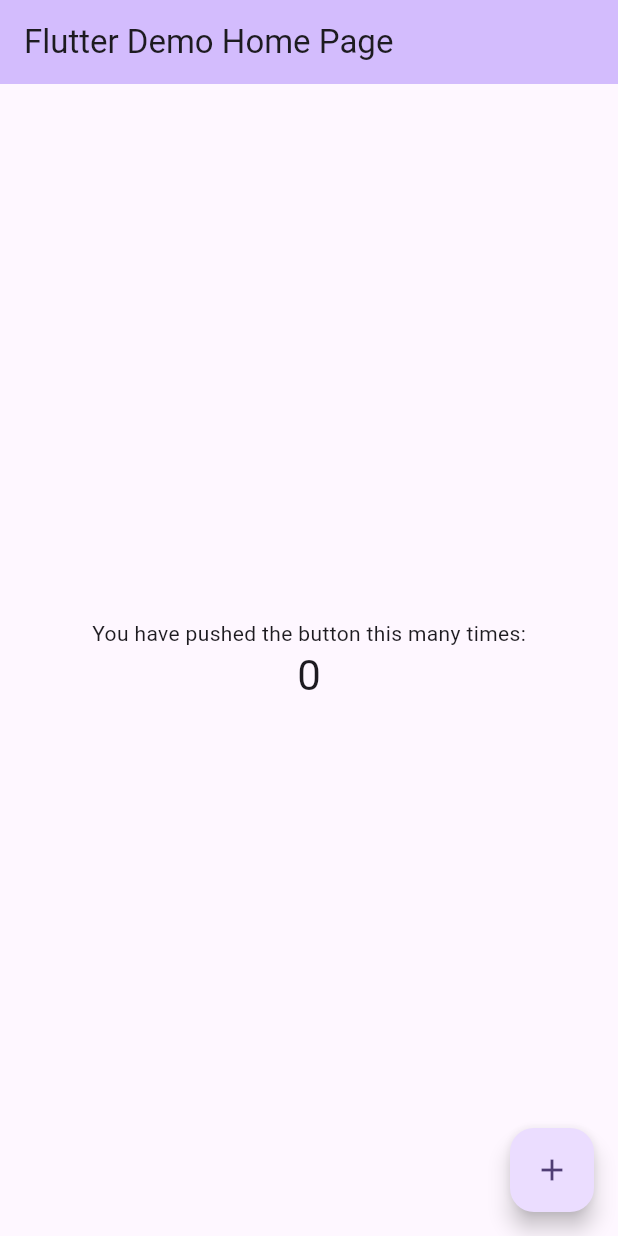
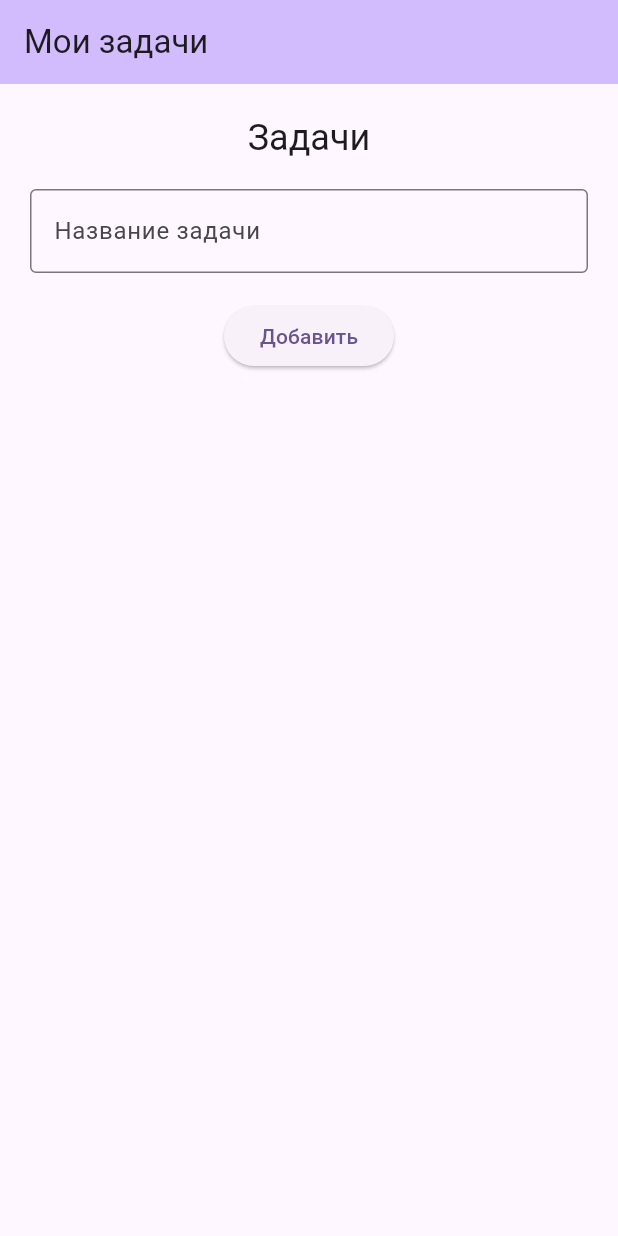
Before and after one commit to Ridje/flutter_hw_3, a Flutter app: the screen it shows after launch, on a phone screen of 412 x 824 dp. Run offline on Flutter 3.47's test engine with Material 3 defaults, Android fonts, the phone set to English and light mode, and no system bars; our stand-ins replace flutter_bloc.

Commit message:
hw_3: tasks tracker

```diff
--- a/lib/main.dart
+++ b/lib/main.dart
@@ -1,4 +1,11 @@
 import 'package:flutter/material.dart';
+import 'package:flutter_hw_3/tasks/state/task_event.dart';
+import 'package:flutter_hw_3/tasks/widget/task_add_save_button.dart';
+import 'package:flutter_hw_3/tasks/widget/task_name_text_field.dart';
+import 'package:flutter_hw_3/tasks/widget/task_list.dart';
+import 'package:flutter_hw_3/tasks/state/task_state.dart';
+import 'package:flutter_bloc/flutter_bloc.dart';
+import 'package:flutter_hw_3/tasks/widget/task_title.dart';
 
 void main() {
   runApp(const MyApp());
@@ -7,119 +14,59 @@ void main() {
 class MyApp extends StatelessWidget {
   const MyApp({super.key});
 
-  // This widget is the root of your application.
   @override
   Widget build(BuildContext context) {
     return MaterialApp(
-      title: 'Flutter Demo',
+      title: 'Tasks tracker application',
       theme: ThemeData(
-        // This is the theme of your application.
-        //
-        // TRY THIS: Try running your application with "flutter run". You'll see
-        // the application has a purple toolbar. Then, without quitting the app,
-        // try changing the seedColor in the colorScheme below to Colors.green
-        // and then invoke "hot reload" (save your changes or press the "hot
-        // reload" button in a Flutter-supported IDE, or press "r" if you used
-        // the command line to start the app).
-        //
-        // Notice that the counter didn't reset back to zero; the application
-        // state is not lost during the reload. To reset the state, use hot
-        // restart instead.
-        //
-        // This works for code too, not just values: Most code changes can be
-        // tested with just a hot reload.
         colorScheme: ColorScheme.fromSeed(seedColor: Colors.deepPurple),
         useMaterial3: true,
       ),
-      home: const MyHomePage(title: 'Flutter Demo Home Page'),
+      home: const MyHomePage(),
     );
   }
 }
 
-class MyHomePage extends StatefulWidget {
-  const MyHomePage({super.key, required this.title});
+class MyHomePage extends StatelessWidget {
+  const MyHomePage({super.key});
 
-  // This widget is the home page of your application. It is stateful, meaning
-  // that it has a State object (defined below) that contains fields that affect
-  // how it looks.
+  void _handleButtonPress(BuildContext context) {
+    final taskBloc = context.read<TasksBloc>();
 
-  // This class is the configuration for the state. It holds the values (in this
-  // case the title) provided by the parent (in this case the App widget) and
-  // used by the build method of the State. Fields in a Widget subclass are
-  // always marked "final".
-
-  final String title;
-
-  @override
-  State<MyHomePage> createState() => _MyHomePageState();
-}
-
-class _MyHomePageState extends State<MyHomePage> {
-  int _counter = 0;
-
-  void _incrementCounter() {
-    setState(() {
-      // This call to setState tells the Flutter framework that something has
-      // changed in this State, which causes it to rerun the build method below
-      // so that the display can reflect the updated values. If we changed
-      // _counter without calling setState(), then the build method would not be
-      // called again, and so nothing would appear to happen.
-      _counter++;
-    });
+    if (taskBloc.state.edit == null) {
+      taskBloc.add(AddTask());
+    } else {
+      taskBloc.add(SaveTask());
+    }
   }
 
   @override
   Widget build(BuildContext context) {
-    // This method is rerun every time setState is called, for instance as done
-    // by the _incrementCounter method above.
-    //
-    // The Flutter framework has been optimized to make rerunning build methods
-    // fast, so that you can just rebuild anything that needs updating rather
-    // than having to individually change instances of widgets.
-    return Scaffold(
-      appBar: AppBar(
-        // TRY THIS: Try changing the color here to a specific color (to
-        // Colors.amber, perhaps?) and trigger a hot reload to see the AppBar
-        // change color while the other colors stay the same.
-        backgroundColor: Theme.of(context).colorScheme.inversePrimary,
-        // Here we take the value from the MyHomePage object that was created by
-        // the App.build method, and use it to set our appbar title.
-        title: Text(widget.title),
-      ),
-      body: Center(
-        // Center is a layout widget. It takes a single child and positions it
-        // in the middle of the parent.
-        child: Column(
-          // Column is also a layout widget. It takes a list of children and
-          // arranges them vertically. By default, it sizes itself to fit its
-          // children horizontally, and tries to be as tall as its parent.
-          //
-          // Column has various properties to control how it sizes itself and
-          // how it positions its children. Here we use mainAxisAlignment to
-          // center the children vertically; the main axis here is the vertical
-          // axis because Columns are vertical (the cross axis would be
-          // horizontal).
-          //
-          // TRY THIS: Invoke "debug painting" (choose the "Toggle Debug Paint"
-          // action in the IDE, or press "p" in the console), to see the
-          // wireframe for each widget.
-          mainAxisAlignment: MainAxisAlignment.center,
-          children: <Widget>[
-            const Text(
-              'You have pushed the button this many times:',
+    return BlocProvider(
+      create: (_) => TasksBloc(),
+      child: Scaffold(
+        appBar: AppBar(
+          backgroundColor: Theme.of(context).colorScheme.inversePrimary,
+          title: const Text("Мои задачи"),
+        ),
+        body: BlocBuilder<TasksBloc, TasksState>(
+          builder: (context, state) => Container(
+            padding: const EdgeInsets.symmetric(horizontal: 20, vertical: 20),
+            child: Column(
+              crossAxisAlignment: CrossAxisAlignment.center,
+              children: [
+                const TasksTitle(),
+                const SizedBox(height: 18),
+                TaskNameTextField(onEditingCompleted: _handleButtonPress),
+                const SizedBox(height: 18),
+                AddSaveTaskButton(onButtonPressed: _handleButtonPress, title: state.addSaveButtonTitle),
+                const SizedBox(height: 18),
+                const Expanded(child: TaskList()),
+              ],
             ),
-            Text(
-              '$_counter',
-              style: Theme.of(context).textTheme.headlineMedium,
-            ),
-          ],
+          ),
         ),
       ),
-      floatingActionButton: FloatingActionButton(
-        onPressed: _incrementCounter,
-        tooltip: 'Increment',
-        child: const Icon(Icons.add),
-      ), // This trailing comma makes auto-formatting nicer for build methods.
     );
   }
 }
--- /dev/null
+++ b/lib/tasks/state/task.dart
@@ -0,0 +1,5 @@
+class Task {
+  String name;
+
+  Task({required this.name});
+}
--- /dev/null
+++ b/lib/tasks/state/task_event.dart
@@ -0,0 +1,27 @@
+import 'package:flutter_hw_3/tasks/state/task.dart';
+
+abstract class TasksEvent {}
+
+class AddTask implements TasksEvent {}
+
+class RemoveTask implements TasksEvent {
+  final Task task;
+
+  RemoveTask(this.task);
+}
+
+class EditTask implements TasksEvent {
+  final Task task;
+
+  EditTask({required this.task});
+}
+
+class SaveTask implements TasksEvent {}
+
+class InputChangedTask implements TasksEvent {
+  final String newInput;
+
+  InputChangedTask({required this.newInput});
+}
+
+class CancelledEditTask implements TasksEvent {}
--- /dev/null
+++ b/lib/tasks/state/task_state.dart
@@ -0,0 +1,48 @@
+import 'package:flutter_bloc/flutter_bloc.dart';
+import 'package:flutter_hw_3/tasks/state/task.dart';
+import 'package:flutter_hw_3/tasks/state/task_event.dart';
+
+class TasksState {
+  final List<Task> tasks;
+  final Task? edit;
+  final String input;
+  String get addSaveButtonTitle => edit == null ? "Добавить" : "Сохранить";
+
+  TasksState._({required this.tasks, required this.edit, required this.input});
+
+  factory TasksState.initial() {
+    return TasksState._(tasks: [], edit: null, input: "");
+  }
+
+  factory TasksState.fromTasks(List<Task> tasks, Task? editTask, String input) {
+    return TasksState._(tasks: tasks, edit: editTask, input: input);
+  }
+}
+
+class TasksBloc extends Bloc<TasksEvent, TasksState> {
+  TasksBloc() : super(TasksState.initial()) {
+    on<AddTask>((event, emit) {
+      emit(TasksState.fromTasks(
+          state.tasks..add(Task(name: state.input)), null, ""));
+    });
+    on<RemoveTask>((event, emit) {
+      if (state.tasks.remove(event.task)) {
+        emit(TasksState.fromTasks(state.tasks, null, state.input));
+      }
+    });
+    on<EditTask>((event, emit) {
+      emit(TasksState.fromTasks(state.tasks, event.task, event.task.name));
+    });
+    on<CancelledEditTask>((event, emit) {
+      emit(TasksState.fromTasks(state.tasks, null, state.input));
+    });
+    on<SaveTask>((event, emit) {
+      state.tasks.firstWhere((element) => element == state.edit).name =
+          state.input;
+      emit(TasksState.fromTasks(state.tasks, null, ""));
+    });
+    on<InputChangedTask>((event, emit) {
+      emit(TasksState.fromTasks(state.tasks, state.edit, event.newInput));
+    });
+  }
+}
--- /dev/null
+++ b/lib/tasks/widget/task_add_save_button.dart
@@ -0,0 +1,15 @@
+import 'package:flutter/material.dart';
+
+class AddSaveTaskButton extends StatelessWidget {
+  final Function(BuildContext) onButtonPressed;
+  final String title;
+
+  const AddSaveTaskButton(
+      {super.key, required this.onButtonPressed, required this.title});
+
+  @override
+  Widget build(BuildContext context) {
+    return ElevatedButton(
+        onPressed: () => {onButtonPressed}, child: Text(title));
+  }
+}
--- /dev/null
+++ b/lib/tasks/widget/task_list.dart
@@ -0,0 +1,42 @@
+import 'package:flutter/material.dart';
+import 'package:flutter_bloc/flutter_bloc.dart';
+import 'package:flutter_hw_3/tasks/state/task.dart';
+import 'package:flutter_hw_3/tasks/state/task_event.dart';
+import 'package:flutter_hw_3/tasks/state/task_state.dart';
+
+class TaskList extends StatelessWidget {
+  const TaskList({super.key});
+
+  @override
+  Widget build(BuildContext context) {
+    return BlocBuilder<TasksBloc, TasksState>(
+        builder: (context, state) => ListView.separated(
+            itemBuilder: (context, index) => TaskRow(task: state.tasks[index]),
+            separatorBuilder: (BuildContext context, int index) => const Divider(),
+            itemCount: state.tasks.length));
+  }
+}
+
+class TaskRow extends StatelessWidget {
+  final Task task;
+
+  const TaskRow({super.key, required this.task});
+  @override
+  Widget build(BuildContext context) {
+    return Row(
+      children: [
+        IconButton(
+            onPressed: () => {BlocProvider.of<TasksBloc>(context).add(EditTask(task: task))},
+            color: Colors.blue,
+            icon: const Icon(Icons.edit)),
+        Expanded(
+            child: Padding(
+          padding: const EdgeInsets.symmetric(horizontal: 4),
+          child: Text(task.name, style: Theme.of(context).textTheme.bodyLarge),
+        )),
+        IconButton(
+            onPressed: () => {BlocProvider.of<TasksBloc>(context).add(RemoveTask(task))}, color: Colors.red, icon: const Icon(Icons.delete))
+      ],
+    );
+  }
+}
--- /dev/null
+++ b/lib/tasks/widget/task_name_text_field.dart
@@ -0,0 +1,38 @@
+import 'package:flutter/material.dart';
+import 'package:flutter_bloc/flutter_bloc.dart';
+import 'package:flutter_hw_3/tasks/state/task_event.dart';
+import 'package:flutter_hw_3/tasks/state/task_state.dart';
+
+class TaskNameTextField extends StatefulWidget {
+  final Function(BuildContext) onEditingCompleted;
+  const TaskNameTextField({super.key, required this.onEditingCompleted});
+
+  @override
+  State<StatefulWidget> createState() {
+    return _TaskNameTextFieldState();
+  }
+}
+
+class _TaskNameTextFieldState extends State<TaskNameTextField> {
+  final TextEditingController _controller = TextEditingController();
+
+  @override
+  Widget build(BuildContext context) {
+    return BlocListener<TasksBloc, TasksState>(
+      listener: (context, state) {
+        if (state.input != _controller.text) {
+          _controller.text = state.input;
+        }
+      },
+      child: TextField(
+        decoration: const InputDecoration(
+          border: OutlineInputBorder(),
+          hintText: 'Название задачи',
+        ),
+        onChanged: (value) => {context.read<TasksBloc>().add(InputChangedTask(newInput: value))},
+        controller: _controller,
+        onEditingComplete: () => {widget.onEditingCompleted(context)},
+      ),
+    );
+  }
+}
--- /dev/null
+++ b/lib/tasks/widget/task_title.dart
@@ -0,0 +1,10 @@
+import 'package:flutter/material.dart';
+
+class TasksTitle extends StatelessWidget {
+  const TasksTitle({super.key});
+
+  @override
+  Widget build(BuildContext context) {
+    return Text("Задачи", style: Theme.of(context).textTheme.headlineSmall);
+  }
+}
--- a/pubspec.yaml
+++ b/pubspec.yaml
@@ -30,6 +30,7 @@ environment:
 dependencies:
   flutter:
     sdk: flutter
+  flutter_bloc: ^8.1.3
 
 
   # The following adds the Cupertino Icons font to your application.
```
Also changed, not shown: pubspec.lock.
